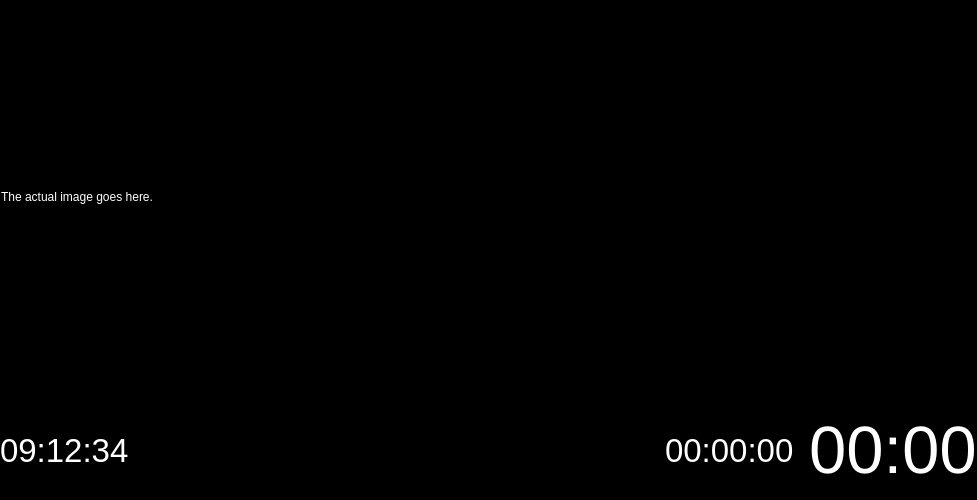
Before: the Qt Designer form pdfviewerwindow.ui in dannyedel/dspdfviewer, drawn with Qt 5.
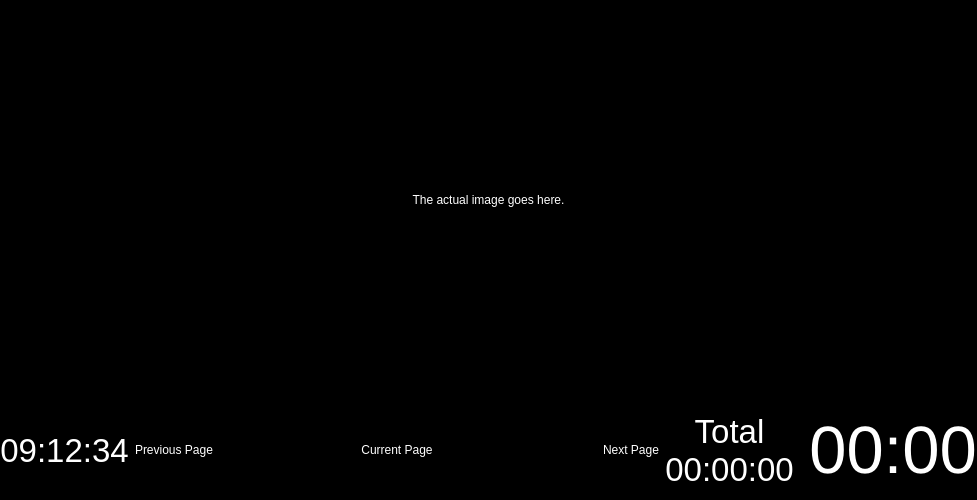
After: the same form once the commit is applied.

Commit message:
Switch to the new XML-based layout complete
The application runs stable now, as far as I can tell.

Also the counters are implemented now.

What changed in the file:
```diff
--- a/pdfviewerwindow.ui
+++ b/pdfviewerwindow.ui
@@ -429,6 +429,9 @@
    <string>Form</string>
   </property>
   <layout class="QVBoxLayout" name="verticalLayout">
+   <property name="spacing">
+    <number>0</number>
+   </property>
    <property name="margin">
     <number>0</number>
    </property>
@@ -437,6 +440,9 @@
      <property name="focusPolicy">
       <enum>Qt::NoFocus</enum>
      </property>
+     <property name="frameShape">
+      <enum>QFrame::NoFrame</enum>
+     </property>
      <property name="lineWidth">
       <number>0</number>
      </property>
@@ -447,7 +453,7 @@
       <enum>Qt::ScrollBarAlwaysOff</enum>
      </property>
      <property name="widgetResizable">
-      <bool>true</bool>
+      <bool>false</bool>
      </property>
      <property name="alignment">
       <set>Qt::AlignCenter</set>
@@ -457,13 +463,16 @@
        <rect>
         <x>0</x>
         <y>0</y>
-        <width>975</width>
-        <height>392</height>
+        <width>977</width>
+        <height>400</height>
        </rect>
       </property>
       <property name="text">
        <string>The actual image goes here.</string>
       </property>
+      <property name="alignment">
+       <set>Qt::AlignCenter</set>
+      </property>
      </widget>
     </widget>
    </item>
@@ -489,6 +498,9 @@
         <property name="text">
          <string>09:12:34</string>
         </property>
+        <property name="alignment">
+         <set>Qt::AlignCenter</set>
+        </property>
        </widget>
       </item>
       <item>
@@ -502,6 +514,9 @@
         <property name="focusPolicy">
          <enum>Qt::NoFocus</enum>
         </property>
+        <property name="frameShape">
+         <enum>QFrame::NoFrame</enum>
+        </property>
         <property name="lineWidth">
          <number>0</number>
         </property>
@@ -519,26 +534,46 @@
           <rect>
            <x>0</x>
            <y>0</y>
-           <width>473</width>
-           <height>98</height>
+           <width>475</width>
+           <height>100</height>
           </rect>
          </property>
-         <layout class="QHBoxLayout" name="horizontalLayout">
+         <layout class="QGridLayout" name="gridLayout">
+          <property name="verticalSpacing">
+           <number>0</number>
+          </property>
           <property name="margin">
            <number>0</number>
           </property>
-          <item>
-           <spacer name="horizontalSpacer_3">
-            <property name="orientation">
-             <enum>Qt::Horizontal</enum>
+          <item row="0" column="2">
+           <widget class="QLabel" name="nextThumbnail">
+            <property name="text">
+             <string>Next Page</string>
             </property>
-            <property name="sizeHint" stdset="0">
-             <size>
-              <width>478</width>
-              <height>20</height>
-             </size>
+            <property name="alignment">
+             <set>Qt::AlignRight|Qt::AlignTrailing|Qt::AlignVCenter</set>
             </property>
-           </spacer>
+           </widget>
+          </item>
+          <item row="0" column="1">
+           <widget class="QLabel" name="currentThumbnail">
+            <property name="text">
+             <string>Current Page</string>
+            </property>
+            <property name="alignment">
+             <set>Qt::AlignCenter</set>
+            </property>
+           </widget>
+          </item>
+          <item row="0" column="0">
+           <widget class="QLabel" name="previousThumbnail">
+            <property name="text">
+             <string>Previous Page</string>
+            </property>
+            <property name="alignment">
+             <set>Qt::AlignLeading|Qt::AlignLeft|Qt::AlignVCenter</set>
+            </property>
+           </widget>
           </item>
          </layout>
         </widget>
@@ -552,7 +587,11 @@
          </font>
         </property>
         <property name="text">
-         <string>00:00:00</string>
+         <string>Total
+00:00:00</string>
+        </property>
+        <property name="alignment">
+         <set>Qt::AlignCenter</set>
         </property>
        </widget>
       </item>
@@ -573,6 +612,9 @@
         <property name="text">
          <string>00:00</string>
         </property>
+        <property name="alignment">
+         <set>Qt::AlignCenter</set>
+        </property>
        </widget>
       </item>
      </layout>
```
Left out of the diff: 3 changed lines with no effect on the pictures. The commit also changes 2 other files.
